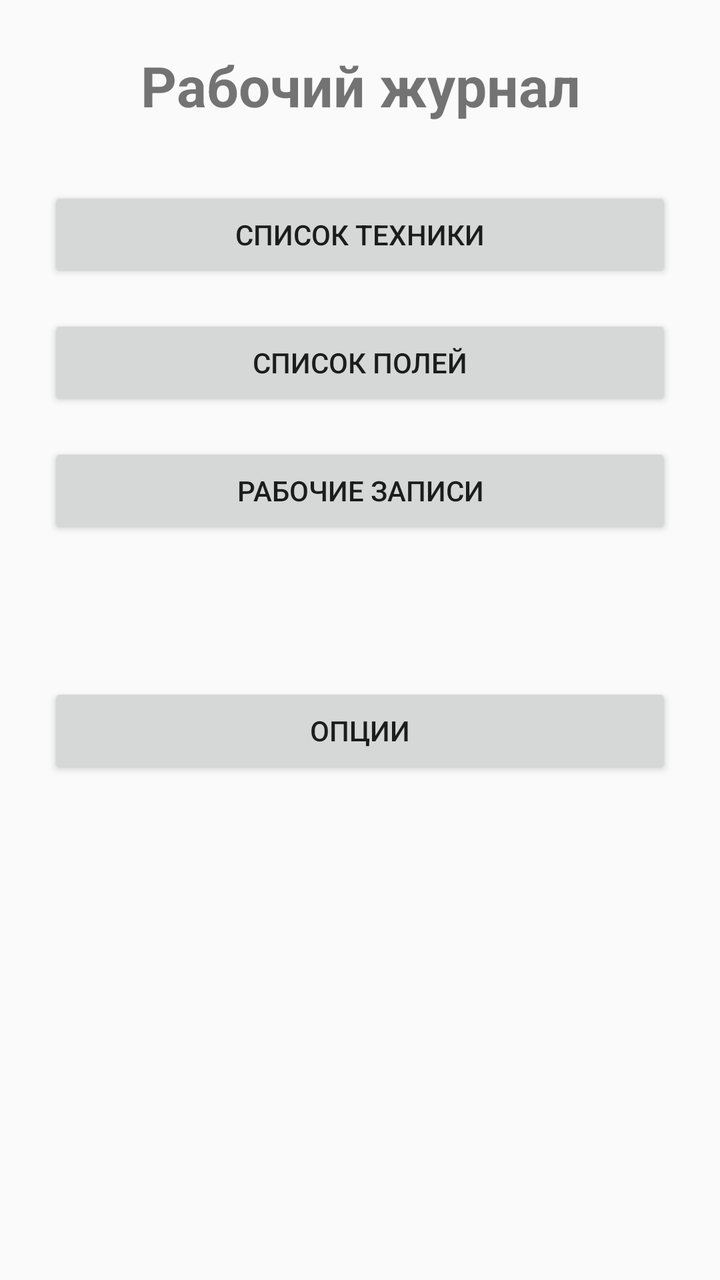
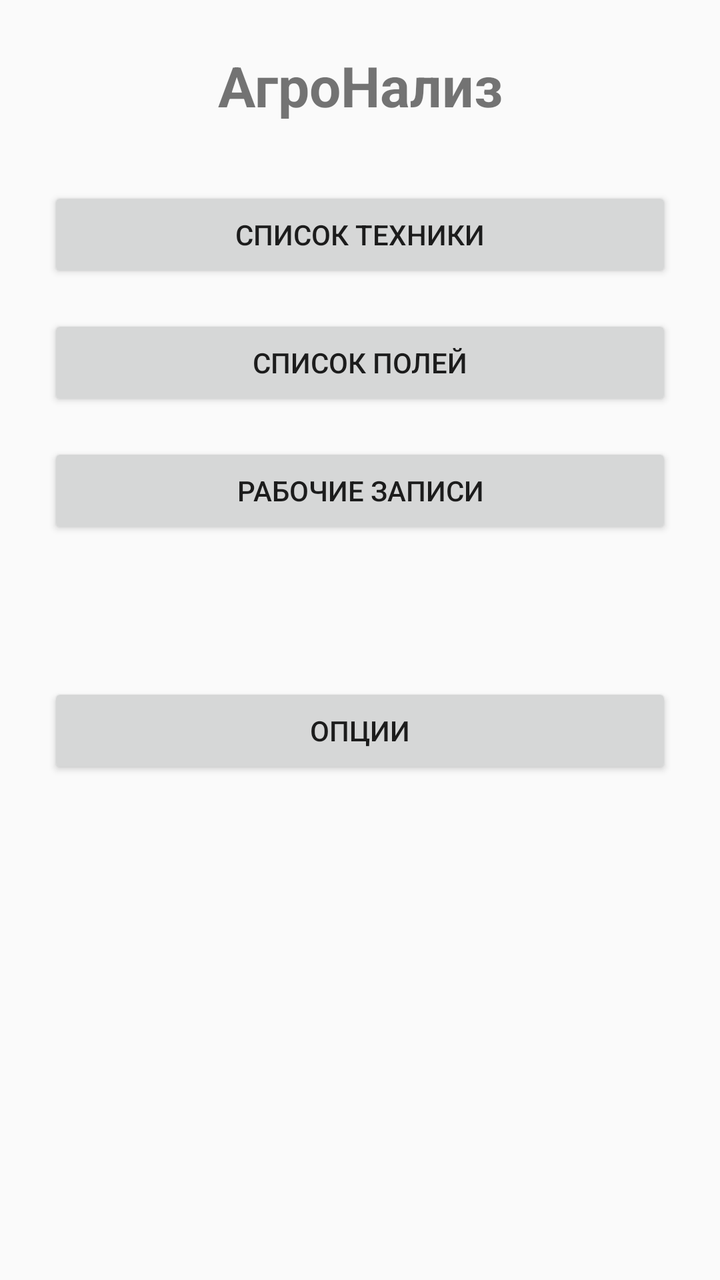

The first picture is an Android layout as it rendered before a commit; the second is the same layout after the commit. The layout source and the unified diff follow.
<!-- AndroidManifest.xml: application theme AppTheme -->
<!-- res/layout/activity_main.xml -->
<?xml version="1.0" encoding="utf-8"?>
<FrameLayout xmlns:android="http://schemas.android.com/apk/res/android"
    android:layout_width="match_parent"
    android:layout_height="match_parent"
    android:fitsSystemWindows="true">
<ScrollView
    android:layout_width="match_parent"
    android:layout_height="match_parent"
    android:fillViewport="true"
    android:id="@+id/mainScroll">
<LinearLayout
    android:id="@+id/mainContent"
    android:layout_width="match_parent"
    android:layout_height="wrap_content"
    android:orientation="vertical"
    android:padding="24dp">

    <TextView
        android:layout_width="match_parent"
        android:layout_height="wrap_content"
        android:text="Рабочий журнал"
        android:textSize="28sp"
        android:textStyle="bold"
        android:gravity="center"
        android:paddingBottom="32dp" />

    <Button
        android:id="@+id/buttonMachines"
        android:layout_width="match_parent"
        android:layout_height="wrap_content"
        android:text="Список техники" />

    <Button
        android:id="@+id/buttonFields"
        android:layout_width="match_parent"
        android:layout_height="wrap_content"
        android:text="Список полей"
        android:layout_marginTop="16dp" />

    <Button
        android:id="@+id/buttonWorkNotes"
        android:layout_width="match_parent"
        android:layout_height="wrap_content"
        android:text="Рабочие записи"
        android:layout_marginTop="16dp" />
		
		<Space
    android:layout_width="match_parent"
    android:layout_height="56dp" />
		
		<Button
    android:id="@+id/buttonOptions"
    android:layout_width="match_parent"
    android:layout_height="wrap_content"
    android:layout_marginTop="16dp"
    android:text="Опции" />

    <Space
        android:layout_width="match_parent"
        android:layout_height="0dp"
        android:layout_weight="1" />

    <Button
        android:id="@+id/buttonContinueHarvest"
        android:layout_width="match_parent"
        android:layout_height="wrap_content"
        android:minHeight="96dp"
        android:layout_marginTop="20dp"
        android:gravity="center"
        android:text="ПРОДОЛЖИТЬ УБОРКУ"
        android:textStyle="bold"
        android:visibility="gone" />

</LinearLayout>
</ScrollView>
</FrameLayout>
<!-- resources referenced by this layout -->
<resources>
  <style name="AppTheme" parent="Theme.AppCompat.Light.DarkActionBar">
          
          <item name="colorPrimary">@color/colorPrimary</item>
          <item name="colorPrimaryDark">@color/colorPrimaryDark</item>
          <item name="colorAccent">@color/colorAccent</item>
      </style>
  <color name="colorPrimary">#008577</color>
  <color name="colorPrimaryDark">#00574B</color>
  <color name="colorAccent">#D81B60</color>
</resources>

<!-- the commit's change to res/layout/activity_main.xml (unified diff, before → after) -->
@@ -18,7 +18,7 @@
     <TextView
         android:layout_width="match_parent"
         android:layout_height="wrap_content"
-        android:text="Рабочий журнал"
+        android:text="@string/app_name"
         android:textSize="28sp"
         android:textStyle="bold"
         android:gravity="center"
<!-- resource entries referenced after the edit -->
@@ -1,5 +1,6 @@
 <!-- resources referenced by this layout -->
 <resources>
+  <string name="app_name">АгроНализ</string>
   <style name="AppTheme" parent="Theme.AppCompat.Light.DarkActionBar">
           
           <item name="colorPrimary">@color/colorPrimary</item>
